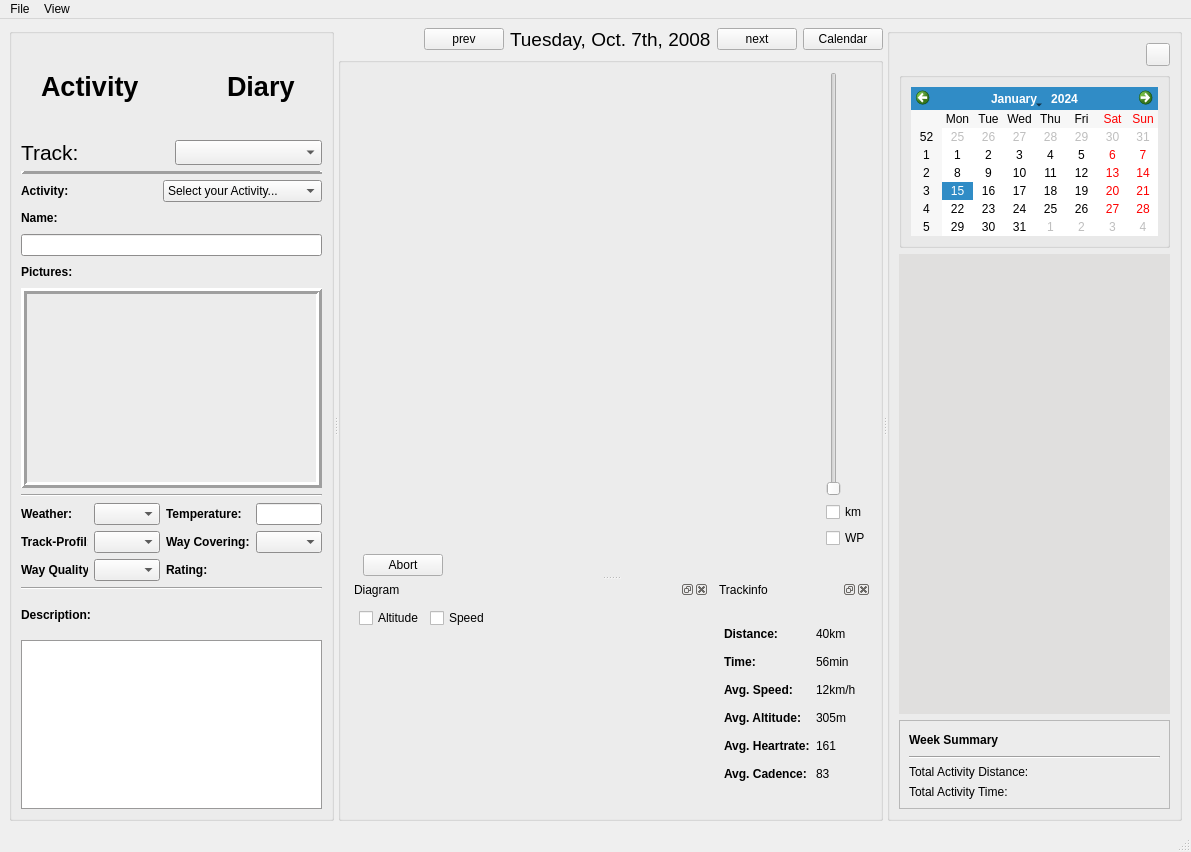
This is src/activitydiary.ui in tpatzig/activitydiary as Qt 5 draws it before an edit. The edited form follows.
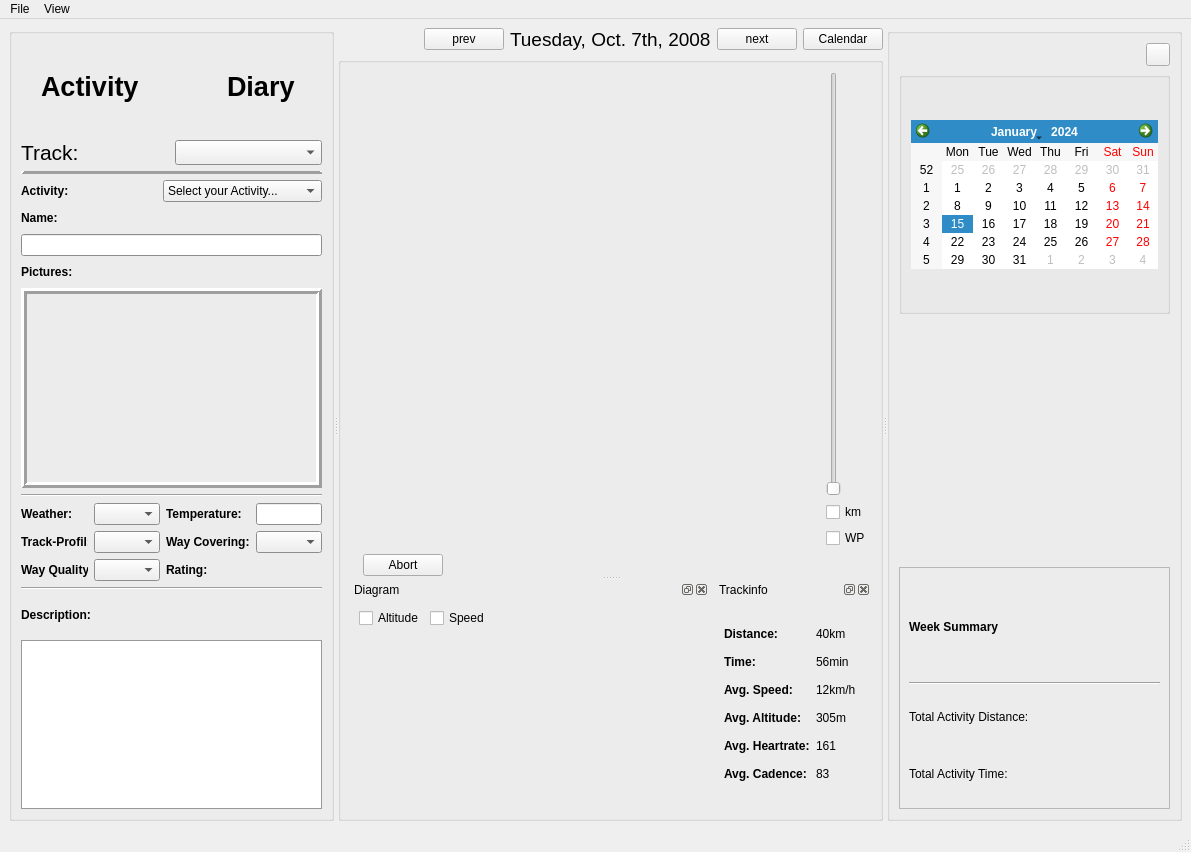
This is the edited form. Custom widgets are drawn as their Qt base class.

Commit message: -calendar class -find next and previous activity day -week summary (distance and activity time) -deal with multiple tracks in one gpx file

The edit to the form file:
```diff
--- a/src/activitydiary.ui
+++ b/src/activitydiary.ui
@@ -1568,7 +1568,7 @@
          </widget>
         </item>
         <item>
-         <widget class="QTextBrowser" name="calendarTextBrowser" >
+         <widget class="Calendar" native="1" name="calendar" >
           <property name="palette" >
            <palette>
             <active>
@@ -1609,13 +1609,7 @@
           <property name="autoFillBackground" >
            <bool>false</bool>
           </property>
-          <property name="frameShape" >
-           <enum>QFrame::NoFrame</enum>
-          </property>
-          <property name="frameShadow" >
-           <enum>QFrame::Raised</enum>
-          </property>
-          <property name="lineWidth" >
+          <property name="lineWidth" stdset="0" >
            <number>0</number>
           </property>
          </widget>
@@ -1807,6 +1801,11 @@
    <extends>QWidget</extends>
    <header>mapview.h</header>
   </customwidget>
+  <customwidget>
+   <class>Calendar</class>
+   <extends>QWidget</extends>
+   <header>calendar.h</header>
+  </customwidget>
  </customwidgets>
  <resources/>
  <connections>
```
Left out of the diff: 2 changed lines with no effect on the pictures. The commit also changes 7 other files.
